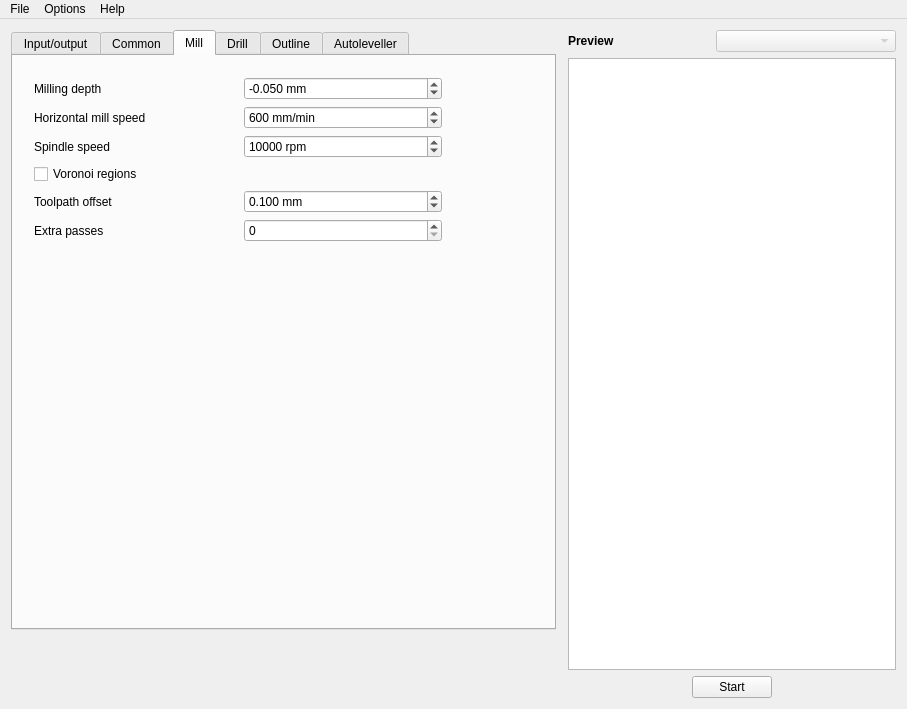
First picture: the form in mainwindow.ui, repository ownedcore/pcb2gcodeGUI, before the edit.
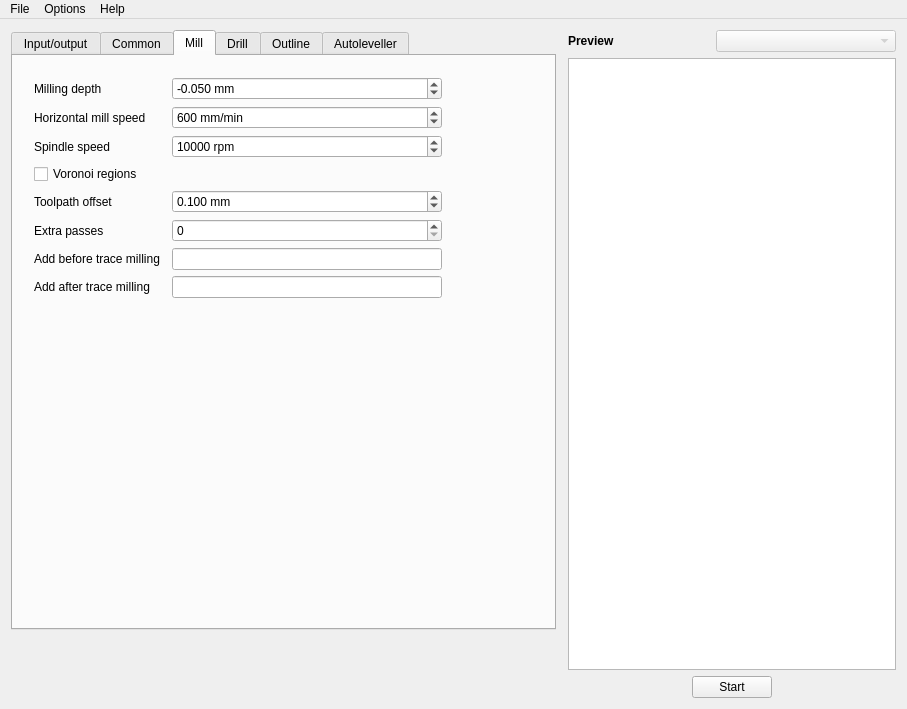
Second picture: the form after the edit. The open tabs and pages were chosen to show the change.

Commit message: Adds option "pre-milling-gcode" and "post-milling-gcode". Multiline with "@" not found and did not implement.

Patch:
```diff
--- a/mainwindow.ui
+++ b/mainwindow.ui
@@ -997,7 +997,53 @@
              </property>
             </widget>
            </item>
-           <item row="6" column="0" colspan="2">
+           <item row="6" column="0">
+            <widget class="QLabel" name="premillingLabel">
+             <property name="toolTip">
+              <string>&lt;html&gt;&lt;head/&gt;&lt;body&gt;&lt;p&gt;&lt;span style=&quot; font-style:italic;&quot;&gt;--pre-milling-gcode&lt;/span&gt;&lt;/p&gt;&lt;p&gt;Custom gcode inserted before the start of milling each trace.&lt;s&gt; Use a at sign (@) to insert a newline&lt;/s&gt;&lt;/p&gt;&lt;/body&gt;&lt;/html&gt;</string>
+             </property>
+             <property name="text">
+              <string>Add before trace milling</string>
+             </property>
+             <property name="buddy">
+              <cstring>premillingLineEdit</cstring>
+             </property>
+            </widget>
+           </item>
+           <item row="6" column="1">
+            <widget class="QLineEdit" name="premillingLineEdit">
+             <property name="toolTip">
+              <string>&lt;html&gt;&lt;head/&gt;&lt;body&gt;&lt;p&gt;&lt;span style=&quot; font-style:italic;&quot;&gt;--pre-milling-gcode&lt;/span&gt;&lt;/p&gt;&lt;p&gt;Custom gcode inserted before the start of milling each trace.&lt;s&gt; Use a at sign (@) to insert a newline&lt;/s&gt;&lt;/p&gt;&lt;/body&gt;&lt;/html&gt;</string>
+             </property>
+             <property name="placeholderText">
+              <string/>
+             </property>
+            </widget>
+           </item>
+           <item row="7" column="0">
+            <widget class="QLabel" name="postmillingLabel">
+             <property name="toolTip">
+              <string>&lt;html&gt;&lt;head/&gt;&lt;body&gt;&lt;p&gt;&lt;span style=&quot; font-style:italic;&quot;&gt;--post-milling-gcode&lt;/span&gt;&lt;/p&gt;&lt;p&gt;Custom gcode inserted after the end of milling each trace.&lt;s&gt; Use a at sign (@) to insert a newline&lt;/s&gt;&lt;/p&gt;&lt;/body&gt;&lt;/html&gt;</string>
+             </property>
+             <property name="text">
+              <string>Add after trace milling</string>
+             </property>
+             <property name="buddy">
+              <cstring>postmillingLineEdit</cstring>
+             </property>
+            </widget>
+           </item>
+           <item row="7" column="1">
+            <widget class="QLineEdit" name="postmillingLineEdit">
+             <property name="toolTip">
+              <string>&lt;html&gt;&lt;head/&gt;&lt;body&gt;&lt;p&gt;&lt;span style=&quot; font-style:italic;&quot;&gt;--post-milling-gcode&lt;/span&gt;&lt;/p&gt;&lt;p&gt;Custom gcode inserted after the end of milling each trace.&lt;s&gt; Use a at sign (@) to insert a newline&lt;/s&gt;&lt;/p&gt;&lt;/body&gt;&lt;/html&gt;</string>
+             </property>
+             <property name="placeholderText">
+              <string/>
+             </property>
+            </widget>
+           </item>
+           <item row="8" column="0" colspan="2">
             <spacer name="verticalSpacer_3">
              <property name="orientation">
               <enum>Qt::Vertical</enum>
```
Left out of the diff: 14 changed lines with no effect on the pictures. The commit also changes 1 other file.
